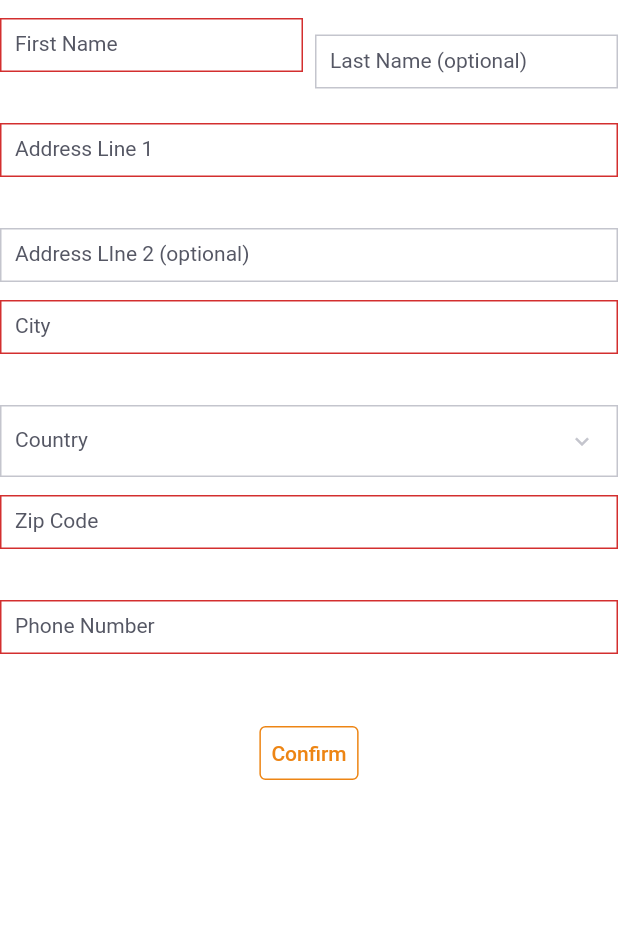
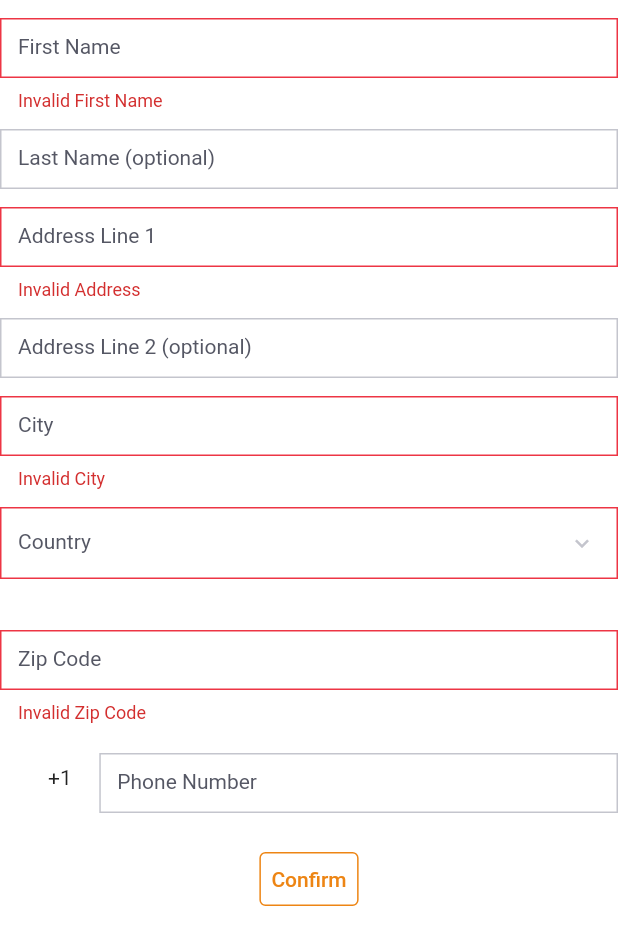
Before and after one commit to graydance/ecom_flutter_fans, a Flutter app: the AddressForm widget shown alone on an empty page, opened directly with empty values, after a tap on "Confirm", on a phone screen of 412 x 824 dp. Shown: the top 945 px of the screen. Run offline on Flutter 3.47's test engine with Material 2 defaults, Android fonts, the phone set to English and light mode, and no system bars; drawn by our look-alikes of intl_phone_number_input; our stand-ins replace badges, cached_network_image, dio, flutter_easyloading, flutter_easyrefresh, flutter_redux and 7 more; missing offline and left inert: flutter_picker, r_dart_library, redux_logging, throttling; accounts and stored records are empty.

Commit message:
feat:优化手机号输入

```diff
--- a/lib/screen/components/address_form.dart
+++ b/lib/screen/components/address_form.dart
@@ -7,6 +7,7 @@ import 'package:flutter/material.dart';
 import 'package:fans/theme.dart';
 import 'package:flutter_easyloading/flutter_easyloading.dart';
 import 'package:flutter_picker/flutter_picker.dart';
+import 'package:intl_phone_number_input/intl_phone_number_input.dart';
 
 class AddressForm extends StatefulWidget {
   final bool isEditShipping;
@@ -39,6 +40,8 @@ class _AddressFormState extends State<AddressForm> {
   Country _selectedCountry = Country();
   String _selectedState = '';
   List<String> _states = [];
+  String _phoneNumber = '';
+  bool _phoneNumberIsValid = false;
 
   @override
   Widget build(BuildContext context) {
@@ -64,7 +67,11 @@ class _AddressFormState extends State<AddressForm> {
           borderSide: BorderSide(color: AppTheme.colorC4C5CD),
           borderRadius: BorderRadius.circular(0),
         ),
-        contentPadding: const EdgeInsets.all(10.0),
+        errorBorder: OutlineInputBorder(
+          borderSide: BorderSide(color: AppTheme.colorED3544),
+          borderRadius: BorderRadius.circular(0),
+        ),
+        contentPadding: const EdgeInsets.all(12.0),
         isDense: true,
       );
     }
@@ -80,29 +87,23 @@ class _AddressFormState extends State<AddressForm> {
           SizedBox(
             height: 12,
           ),
-          Row(
-            mainAxisSize: MainAxisSize.min,
-            children: [
-              Expanded(
-                child: TextFormField(
+          TextFormField(
             decoration: _commonInputDecoration('First Name'),
             controller: _firstNameController,
-                  validator: (value) => value.isEmpty ? '' : null,
+            validator: (value) => value.isEmpty || value.length > 64
+                ? 'Invalid First Name'
+                : null,
             style: _textStyle,
           ),
+          SizedBox(
+            height: 12,
           ),
-              SizedBox(
-                width: 8,
-              ),
-              Expanded(
-                child: TextFormField(
+          TextFormField(
             decoration: _commonInputDecoration('Last Name (optional)'),
             controller: _lastNameController,
-                  validator: null,
+            validator: (value) =>
+                value.length > 64 ? 'Invalid Last Name' : null,
             style: _textStyle,
-                ),
-              )
-            ],
           ),
           SizedBox(
             height: 12,
@@ -110,16 +111,18 @@ class _AddressFormState extends State<AddressForm> {
           TextFormField(
             decoration: _commonInputDecoration('Address Line 1'),
             controller: _addressLine1Controller,
-            validator: (value) => value.isEmpty ? '' : null,
+            validator: (value) => value.length < 10 || value.length > 256
+                ? 'Invalid Address'
+                : null,
             style: _textStyle,
           ),
           SizedBox(
             height: 12,
           ),
           TextFormField(
-            decoration: _commonInputDecoration('Address LIne 2 (optional)'),
+            decoration: _commonInputDecoration('Address Line 2 (optional)'),
             controller: _addressLine2Controller,
-            validator: null,
+            validator: (value) => value.length > 256 ? 'Invalid Address' : null,
             style: _textStyle,
           ),
           SizedBox(
@@ -128,7 +131,8 @@ class _AddressFormState extends State<AddressForm> {
           TextFormField(
             decoration: _commonInputDecoration('City'),
             controller: _cityController,
-            validator: (value) => value.isEmpty ? '' : null,
+            validator: (value) =>
+                value.isEmpty || value.length < 64 ? 'Invalid City' : null,
             style: _textStyle,
           ),
           SizedBox(
@@ -138,7 +142,7 @@ class _AddressFormState extends State<AddressForm> {
             onTap: () {
               _showPickerModal(context);
             },
-            child: TextField(
+            child: TextFormField(
               controller: _countryController,
               decoration: _commonInputDecoration('Country').copyWith(
                 suffixIcon: Icon(
@@ -148,6 +152,7 @@ class _AddressFormState extends State<AddressForm> {
               ),
               enabled: false,
               style: _textStyle,
+              validator: (value) => value.isEmpty ? 'Invalid Country' : null,
             ),
           ),
           SizedBox(
@@ -158,7 +163,7 @@ class _AddressFormState extends State<AddressForm> {
               onTap: () {
                 _showStatesPickerModal(context);
               },
-              child: TextField(
+              child: TextFormField(
                 controller: _provinceController,
                 decoration: _commonInputDecoration('State').copyWith(
                   suffixIcon: Icon(
@@ -168,6 +173,9 @@ class _AddressFormState extends State<AddressForm> {
                 ),
                 enabled: false,
                 style: _textStyle,
+                validator: (value) => value.isEmpty && _states.isNotEmpty
+                    ? 'Invalid State'
+                    : null,
               ),
             ),
           if (_states.isNotEmpty)
@@ -177,28 +185,48 @@ class _AddressFormState extends State<AddressForm> {
           TextFormField(
             decoration: _commonInputDecoration('Zip Code'),
             controller: _zipCodeController,
-            validator: (value) => value.isEmpty ? '' : null,
+            validator: (value) =>
+                value.isEmpty || value.length > 10 ? 'Invalid Zip Code' : null,
             style: _textStyle,
           ),
           SizedBox(
             height: 12,
           ),
-          TextFormField(
-            decoration: _commonInputDecoration('Phone Number').copyWith(
-              prefix: Padding(
-                padding: const EdgeInsets.symmetric(
-                  horizontal: 8,
-                ),
-                child: Text(
-                  _selectedCountry.phoneCode ?? '',
-                  style: _textStyle.copyWith(color: AppTheme.color555764),
+          InternationalPhoneNumberInput(
+            onInputChanged: (PhoneNumber value) {
+              _phoneNumber = value.dialCode + ' ' + value.parseNumber();
+              print(_phoneNumber);
+            },
+            initialValue: PhoneNumber(
+                isoCode: _selectedCountry.countryCode.isNotEmpty
+                    ? _selectedCountry.countryCode
+                    : 'US'),
+            selectorConfig: SelectorConfig(
+              showFlags: false,
+              setSelectorButtonAsPrefixIcon: false,
+              selectorType: PhoneInputSelectorType.BOTTOM_SHEET,
+              boxDecoration: BoxDecoration(
+                border: Border.all(
+                  color: AppTheme.colorC4C5CD,
                 ),
               ),
+              padding: EdgeInsets.all(11.0),
             ),
-            controller: _phoneNumberController,
-            validator: (value) => value.isEmpty ? '' : null,
+            ignoreBlank: false,
+            textFieldController: _phoneNumberController,
             keyboardType: TextInputType.phone,
-            style: _textStyle,
+            inputDecoration: _commonInputDecoration('Phone Number'),
+            onInputValidated: (bool value) {
+              setState(() {
+                _phoneNumberIsValid = value;
+              });
+
+              print('_phoneNumberIsValid: $value');
+            },
+            spaceBetweenSelectorAndTextField: 0,
+            countries: widget.countries.map((e) => e.countryCode).toList(),
+            selectorTextStyle: _textStyle,
+            textStyle: _textStyle,
           ),
           SizedBox(
             height: 20,
@@ -250,7 +278,7 @@ class _AddressFormState extends State<AddressForm> {
   }
 
   _uploadAddress(bool isDefault) {
-    if (!_formKey.currentState.validate()) {
+    if (!_formKey.currentState.validate() || !_phoneNumberIsValid) {
       return;
     }
     setState(() {
--- a/lib/screen/home/product_detail_screen.dart
+++ b/lib/screen/home/product_detail_screen.dart
@@ -200,7 +200,7 @@ class SimilarProducts extends StatelessWidget {
         Container(
           padding: const EdgeInsets.only(top: 20),
           child: Text(
-            'Similar items from Desiperkins',
+            'Similar items',
             style: TextStyle(
               fontSize: 14,
               fontWeight: FontWeight.bold,
--- a/lib/screen/shop/shop_screen.dart
+++ b/lib/screen/shop/shop_screen.dart
@@ -90,6 +90,7 @@ class _ShopScreenState extends State<ShopScreen> {
 
               final isNoMore = currentPage == totalPage;
               _refreshGoodsController.finishRefresh(noMore: isNoMore);
+              _refreshGoodsController.finishLoad(noMore: isNoMore);
               _refreshGoodsController.resetRefreshState();
             } catch (error) {
               _refreshGoodsController.finishRefresh(success: false);
@@ -118,7 +119,7 @@ class _ShopScreenState extends State<ShopScreen> {
                       _goods.addAll(models);
                     });
 
-                    final isNoMore = currentPage == totalPage;
+                    final isNoMore = currentPage >= totalPage;
                     _refreshGoodsController.finishLoad(noMore: isNoMore);
                   } catch (error) {
                     _refreshGoodsController.finishLoad(success: false);
@@ -248,6 +249,7 @@ class _ShopScreenState extends State<ShopScreen> {
               SliverPadding(
                 padding: const EdgeInsets.only(left: 16, right: 16, top: 14),
                 sliver: SliverSafeArea(
+                  top: false,
                   bottom: false,
                   sliver: _goods.isEmpty
                       ? SliverToBoxAdapter(
--- a/lib/store/middleware.dart
+++ b/lib/store/middleware.dart
@@ -88,7 +88,7 @@ Middleware<AppState> _verifyAuthState() {
         if (kIsWeb) {
         } else {
           Keys.navigatorKey.currentState
-              .pushReplacementNamed(Routes.shop + '/username1');
+              .pushReplacementNamed(Routes.shop + '/liuchen');
         }
       } else {
         store.dispatch(LocalUpdateUserAction(User()));
@@ -96,7 +96,7 @@ Middleware<AppState> _verifyAuthState() {
         if (kIsWeb) {
         } else {
           Keys.navigatorKey.currentState
-              .pushReplacementNamed(Routes.shop + '/username1');
+              .pushReplacementNamed(Routes.shop + '/liuchen');
         }
       }
     });
--- a/pubspec.yaml
+++ b/pubspec.yaml
@@ -32,6 +32,10 @@ dependencies:
   crypto: ^3.0.0
   cached_network_image: ^2.5.1
   flutter_picker: ^2.0.0
+  intl_phone_number_input:
+    git:
+      url: 'https://github.com/graydance/intl_phone_number_input.git'
+      ret: 1ea45e10409cc10476e8208fa08b7c82d4f800ff
 dev_dependencies:
   flutter_test:
     sdk: flutter
```
Also changed, not shown: pubspec.lock, 2 other files. Lines whose indentation alone changed are shown as unchanged.
